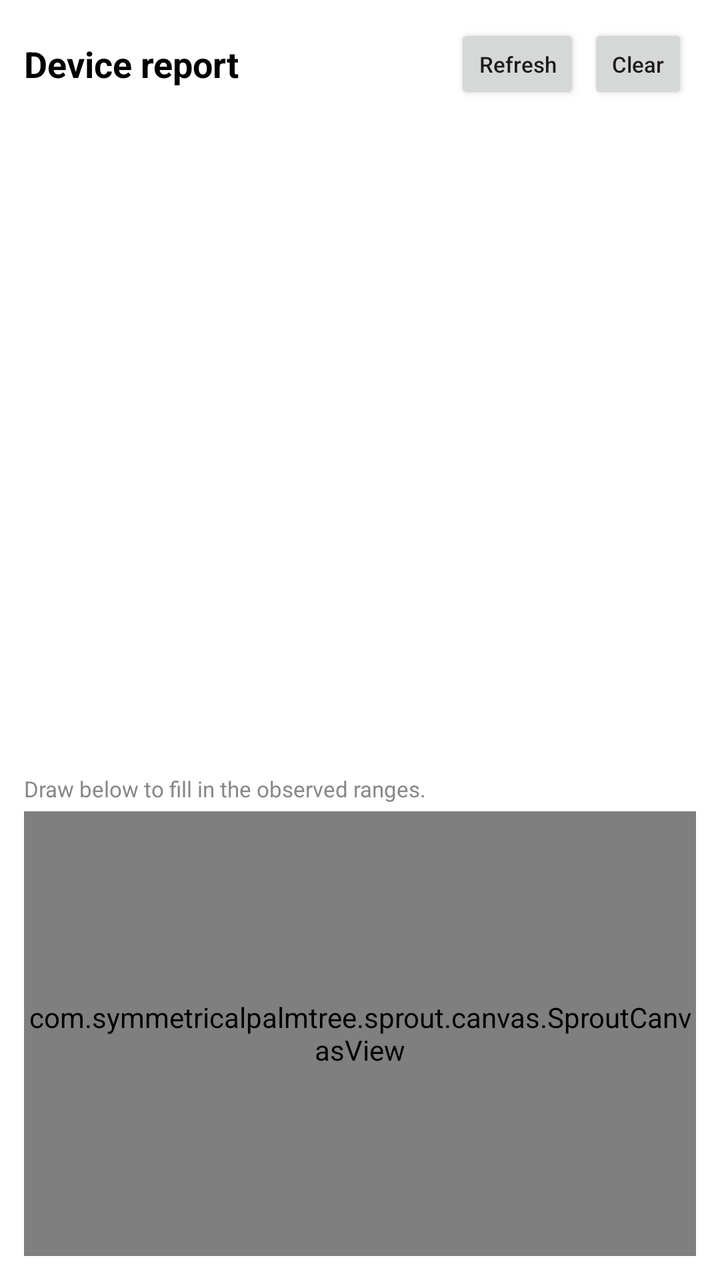
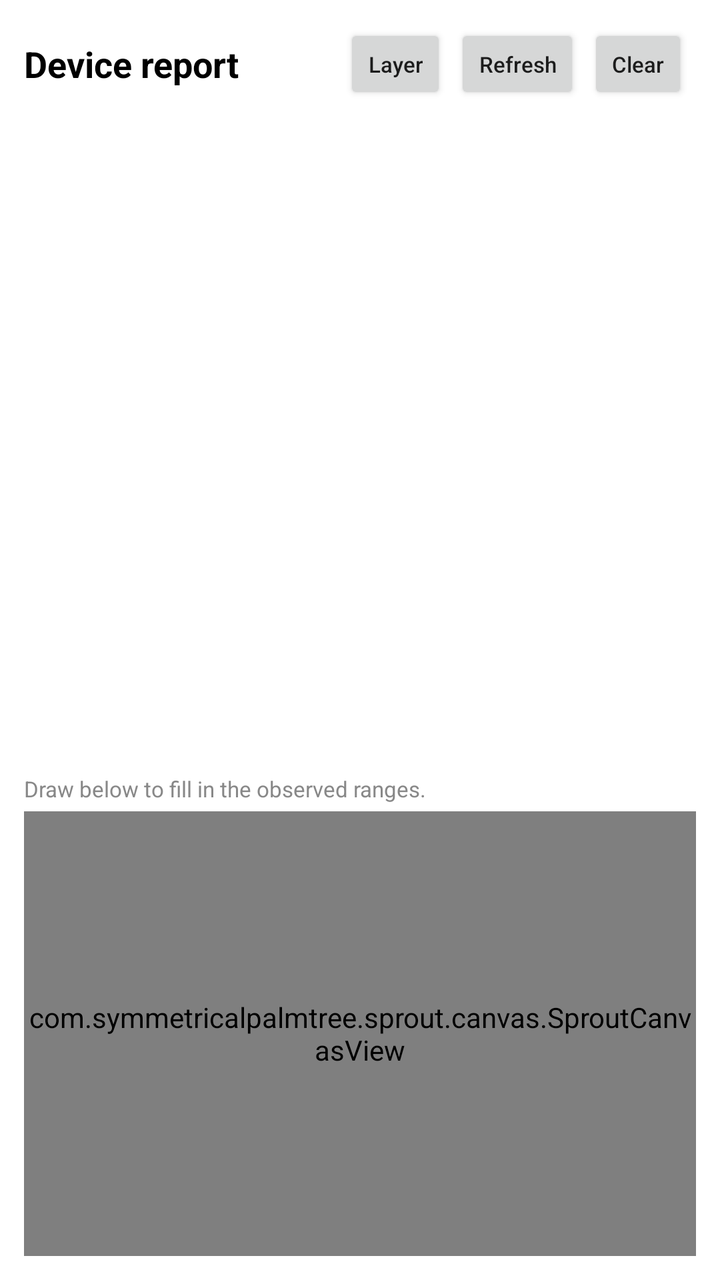

Screens rendered from an Android XML layout before and after an edit, with the pre-edit source and the edit as a unified diff.
<!-- AndroidManifest.xml: application theme Theme.SproutCanvasLab -->
<!-- res/layout/activity_device_report.xml -->
<?xml version="1.0" encoding="utf-8"?>
<LinearLayout xmlns:android="http://schemas.android.com/apk/res/android"
    android:layout_width="match_parent"
    android:layout_height="match_parent"
    android:background="@color/paper_white"
    android:orientation="vertical"
    android:padding="12dp">

    <LinearLayout
        android:layout_width="match_parent"
        android:layout_height="wrap_content"
        android:orientation="horizontal">

        <TextView
            android:layout_width="0dp"
            android:layout_height="wrap_content"
            android:layout_gravity="center_vertical"
            android:layout_weight="1"
            android:text="@string/screen_device_report"
            android:textColor="@color/ink_black"
            android:textSize="18sp"
            android:textStyle="bold" />

        <Button
            android:id="@+id/refreshButton"
            style="@style/LabCompactButton"
            android:text="@string/action_refresh" />

        <Button
            android:id="@+id/clearButton"
            style="@style/LabCompactButton"
            android:text="@string/action_clear" />
    </LinearLayout>

    <ScrollView
        android:layout_width="match_parent"
        android:layout_height="0dp"
        android:layout_weight="3">

        <TextView
            android:id="@+id/deviceReport"
            android:layout_width="match_parent"
            android:layout_height="wrap_content"
            android:fontFamily="monospace"
            android:textColor="@color/ink_black"
            android:textIsSelectable="true"
            android:textSize="11sp" />
    </ScrollView>

    <TextView
        style="@style/LabHint"
        android:text="@string/device_report_hint" />

    <com.symmetricalpalmtree.sprout.canvas.SproutCanvasView
        android:id="@+id/canvas"
        android:layout_width="match_parent"
        android:layout_height="0dp"
        android:layout_marginTop="4dp"
        android:layout_weight="2"
        android:background="@drawable/canvas_frame" />
</LinearLayout>
<!-- resources referenced by this layout -->
<resources>
  <color name="ink_black">#FF000000</color>
  <color name="paper_white">#FFFFFFFF</color>
  <!-- drawable canvas_frame (drawable) -->
  <?xml version="1.0" encoding="utf-8"?>
  <shape xmlns:android="http://schemas.android.com/apk/res/android"
      android:shape="rectangle">
      <solid android:color="@color/paper_white" />
      <stroke
          android:width="1dp"
          android:color="@color/ink_light" />
  </shape>
  <string name="action_clear">Clear</string>
  <string name="action_refresh">Refresh</string>
  <string name="device_report_hint">Draw below to fill in the observed ranges.</string>
  <string name="screen_device_report">Device report</string>
  <style name="LabCompactButton">
          <item name="android:layout_width">wrap_content</item>
          <item name="android:layout_height">40dp</item>
          <item name="android:layout_marginEnd">4dp</item>
          <item name="android:minWidth">0dp</item>
          <item name="android:paddingStart">12dp</item>
          <item name="android:paddingEnd">12dp</item>
          <item name="android:textAllCaps">false</item>
          <item name="android:textSize">11sp</item>
      </style>
  <style name="LabHint">
          <item name="android:layout_width">match_parent</item>
          <item name="android:layout_height">wrap_content</item>
          <item name="android:layout_marginTop">2dp</item>
          <item name="android:textColor">@color/ink_light</item>
          <item name="android:textSize">11sp</item>
      </style>
  <style name="Theme.SproutCanvasLab" parent="Theme.AppCompat.Light.NoActionBar">
          <item name="android:windowBackground">@color/paper_white</item>
          <item name="android:statusBarColor">@color/paper_white</item>
          <item name="android:windowLightStatusBar">true</item>
      </style>
  <color name="ink_light">#FF888888</color>
</resources>

<!-- the commit's change to res/layout/activity_device_report.xml (unified diff, before → after) -->
@@ -20,6 +20,12 @@
             android:textColor="@color/ink_black"
             android:textSize="18sp"
             android:textStyle="bold" />
+
+        
+        <Button
+            android:id="@+id/renderModeButton"
+            style="@style/LabCompactButton"
+            android:text="@string/action_committed_layer" />
 
         <Button
             android:id="@+id/refreshButton"
<!-- resource entries referenced after the edit -->
@@ -12,6 +12,7 @@
           android:color="@color/ink_light" />
   </shape>
   <string name="action_clear">Clear</string>
+  <string name="action_committed_layer">Layer</string>
   <string name="action_refresh">Refresh</string>
   <string name="device_report_hint">Draw below to fill in the observed ranges.</string>
   <string name="screen_device_report">Device report</string>
